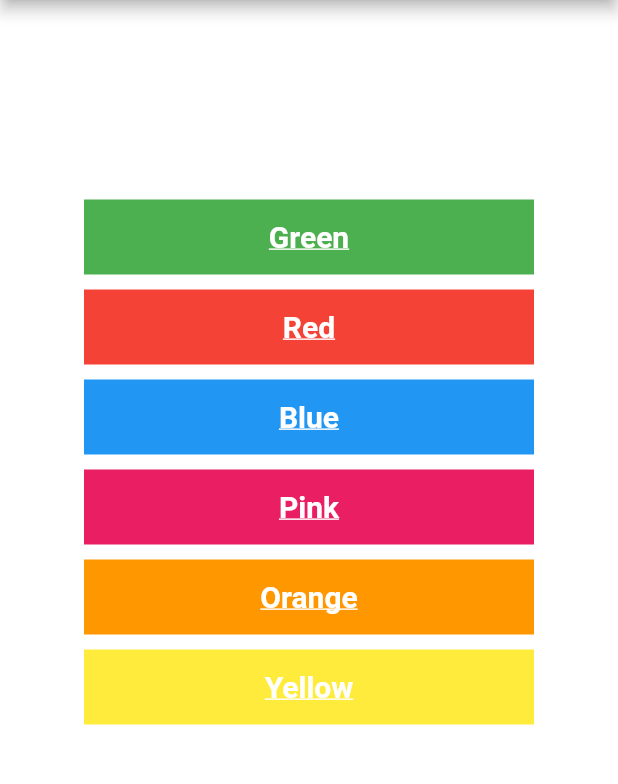
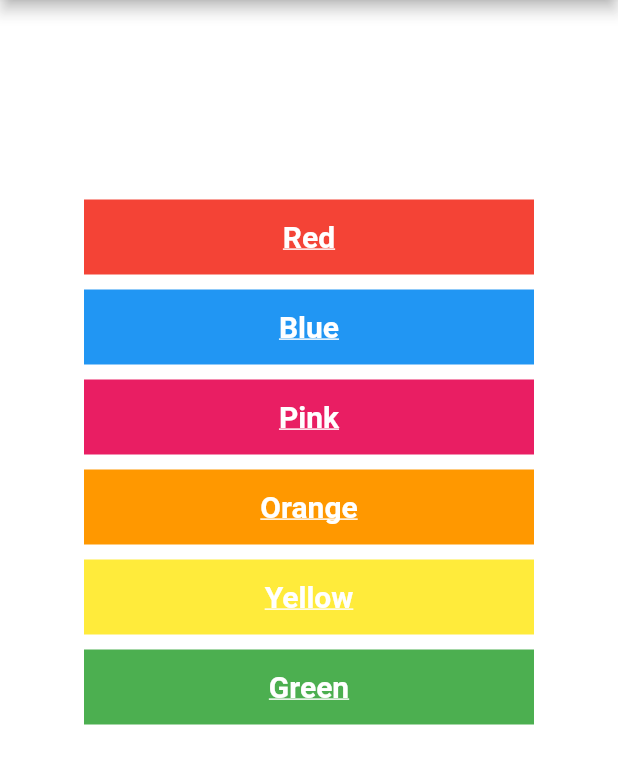
Before and after one commit to rafaelvmasc/color-picker-flutter, a Flutter app: the screen it shows after launch, after a tap on "Green", on a phone screen of 412 x 824 dp, the part 84-868 px from its top. Run offline on Flutter 3.47's test engine with Material 2 defaults, Android fonts, the phone set to English and light mode, and no system bars.

Commit message:
Troquei o nome da classe do app para ColorPickerApp

```diff
--- a/lib/main.dart
+++ b/lib/main.dart
@@ -2,18 +2,18 @@ import 'package:brincadeirasleves/component/color_button.dart';
 import 'package:flutter/material.dart';
 
 void main() {
-  runApp(ContadorApp());
+  runApp(ColorPickerApp());
 }
 
-class ContadorApp extends StatefulWidget {
+class ColorPickerApp extends StatefulWidget {
   @override
-  State<ContadorApp> createState() => _ContadorAppState();
+  State<ColorPickerApp> createState() => _ContadorAppState();
 }
 
-class _ContadorAppState extends State<ContadorApp> {
+class _ContadorAppState extends State<ColorPickerApp> {
   int contador = 0;
   MaterialColor _currentcolor = Colors.green;
-  String _cor = 'teste';
+  String _cor = 'Green';
 
   @override
   Widget build(BuildContext context) {
@@ -21,31 +21,22 @@ class _ContadorAppState extends State<ContadorApp> {
       theme: ThemeData(primarySwatch: _currentcolor),
       home: Scaffold(
         backgroundColor: Colors.white10,
-        appBar: AppBar(title: Text('Color picker')),
+        appBar: AppBar(title: const Text('Color picker')),
         body: Column(children: [
           Padding(
-              padding: EdgeInsets.only(
+              padding: const EdgeInsets.only(
                 top: 50.0,
                 bottom: 50.0,
               ),
               child: Text(
                 'Current Color: ' + _cor,
-                style: TextStyle(color: Colors.white, fontSize: 24.0),
+                style: const TextStyle(color: Colors.white, fontSize: 24.0),
               )),
           Center(
               child: Column(
                   mainAxisAlignment: MainAxisAlignment.center,
                   children: [
-                GestureDetector(
-                  child: ColorButton(Colors.green, 'Green'),
-                  onTap: () {
-                    setState(() {
-                      _currentcolor = Colors.green;
-                      _cor = 'Green';
-                    });
-                  },
-                ),
-                GestureDetector(
+                InkWell(
                   child: ColorButton(Colors.red, 'Red'),
                   onTap: () {
                     setState(() {
@@ -54,7 +45,7 @@ class _ContadorAppState extends State<ContadorApp> {
                     });
                   },
                 ),
-                GestureDetector(
+                InkWell(
                   child: ColorButton(Colors.blue, 'Blue'),
                   onTap: () {
                     setState(() {
@@ -63,7 +54,7 @@ class _ContadorAppState extends State<ContadorApp> {
                     });
                   },
                 ),
-                GestureDetector(
+                InkWell(
                   child: ColorButton(Colors.pink, 'Pink'),
                   onTap: () {
                     setState(() {
@@ -72,7 +63,7 @@ class _ContadorAppState extends State<ContadorApp> {
                     });
                   },
                 ),
-                GestureDetector(
+                InkWell(
                   child: ColorButton(Colors.orange, 'Orange'),
                   onTap: () {
                     setState(() {
@@ -81,7 +72,7 @@ class _ContadorAppState extends State<ContadorApp> {
                     });
                   },
                 ),
-                GestureDetector(
+                InkWell(
                   child: ColorButton(Colors.yellow, 'Yellow'),
                   onTap: () {
                     setState(() {
@@ -90,6 +81,15 @@ class _ContadorAppState extends State<ContadorApp> {
                     });
                   },
                 ),
+                InkWell(
+                  child: ColorButton(Colors.green, 'Green'),
+                  onTap: () {
+                    setState(() {
+                      _currentcolor = Colors.green;
+                      _cor = 'Green';
+                    });
+                  },
+                )
               ])),
         ]),
       ),
```
